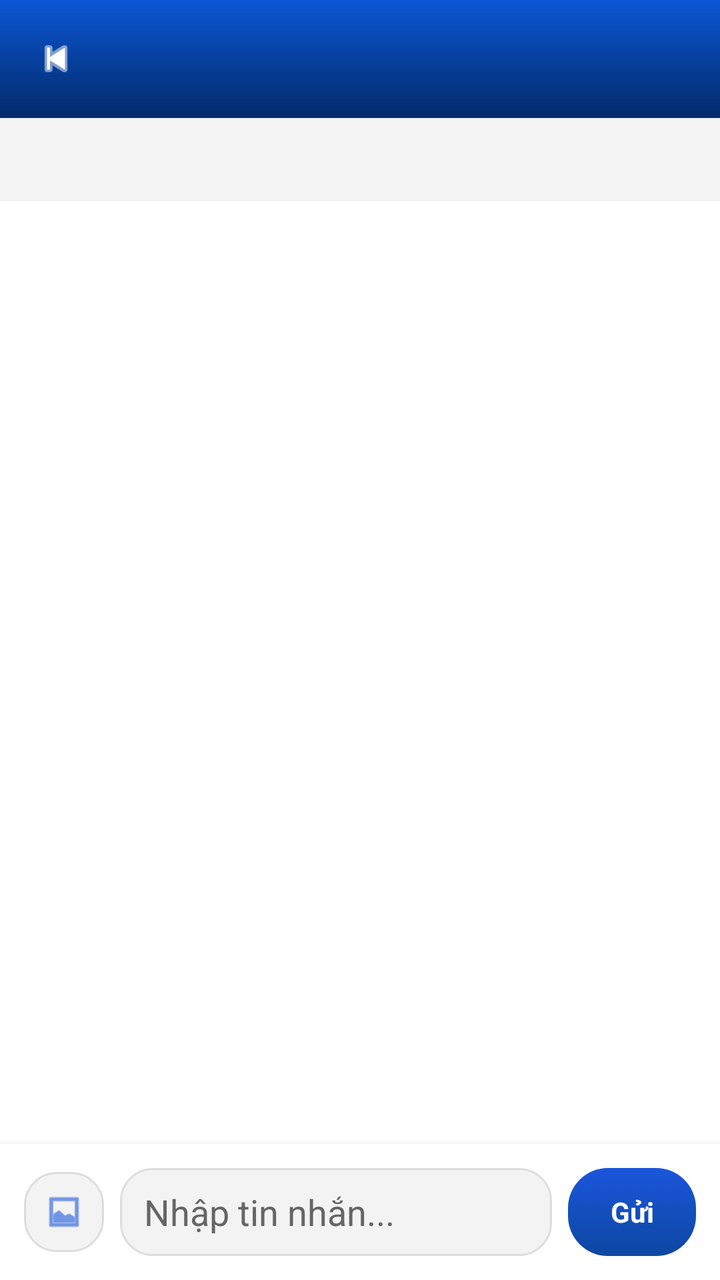
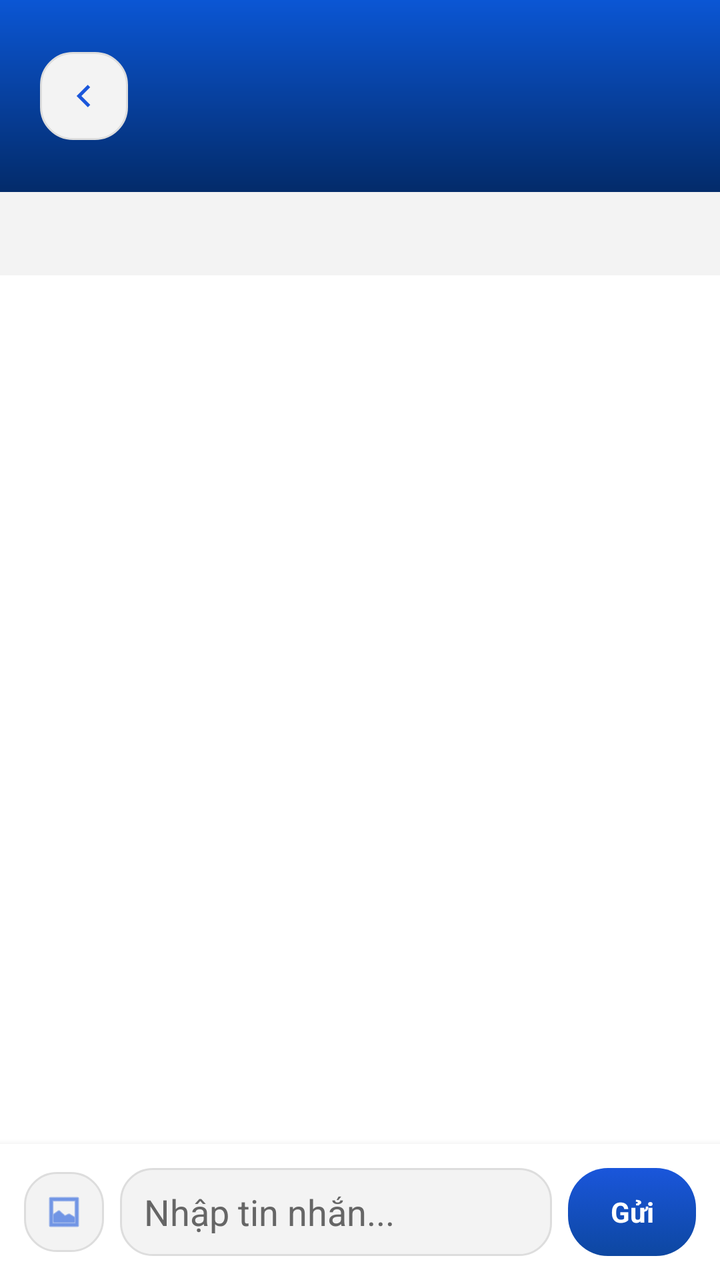

Screens rendered from an Android XML layout before and after an edit, with the pre-edit source and the edit as a unified diff.
<!-- AndroidManifest.xml: application theme Theme.Movify -->
<!-- res/layout/activity_chat.xml -->
<?xml version="1.0" encoding="utf-8"?>
<LinearLayout xmlns:android="http://schemas.android.com/apk/res/android"
    android:layout_width="match_parent"
    android:layout_height="match_parent"
    android:background="@color/white"
    android:orientation="vertical">

    <LinearLayout
        android:layout_width="match_parent"
        android:layout_height="wrap_content"
        android:background="@drawable/bg_primary"
        android:gravity="center_vertical"
        android:orientation="horizontal"
        android:padding="16dp">

        <ImageView
            android:id="@+id/btnBackChat"
            android:layout_width="24dp"
            android:layout_height="24dp"
            android:src="@android:drawable/ic_media_previous"
            android:tint="@color/white" />

        <TextView
            android:id="@+id/tvChatTitle"
            android:layout_width="0dp"
            android:layout_height="wrap_content"
            android:layout_marginStart="12dp"
            android:layout_weight="1"
            android:textColor="@color/white"
            android:textSize="20sp"
            android:textStyle="bold" />
    </LinearLayout>

    <TextView
        android:id="@+id/tvChatStatus"
        android:layout_width="match_parent"
        android:layout_height="wrap_content"
        android:background="@color/input_bg"
        android:padding="12dp"
        android:textColor="@color/text_hint"
        android:textSize="13sp" />

    <ListView
        android:id="@+id/lvChatMessages"
        android:layout_width="match_parent"
        android:layout_height="0dp"
        android:layout_weight="1"
        android:divider="@android:color/transparent"
        android:dividerHeight="8dp"
        android:padding="12dp"
        android:stackFromBottom="false"
        android:transcriptMode="alwaysScroll" />

    <LinearLayout
        android:id="@+id/chatComposerContainer"
        android:layout_width="match_parent"
        android:layout_height="wrap_content"
        android:background="@color/white"
        android:elevation="6dp"
        android:gravity="center_vertical"
        android:orientation="horizontal"
        android:padding="12dp">

        <ImageView
            android:id="@+id/btnPickChatImage"
            android:layout_width="40dp"
            android:layout_height="40dp"
            android:background="@drawable/bg_input"
            android:padding="10dp"
            android:src="@android:drawable/ic_menu_gallery"
            android:tint="@color/primary" />

        <EditText
            android:id="@+id/edtChatMessage"
            android:layout_width="0dp"
            android:layout_height="44dp"
            android:layout_marginStart="8dp"
            android:layout_weight="1"
            android:background="@drawable/bg_input"
            android:hint="@string/message_input_hint"
            android:paddingStart="12dp"
            android:paddingEnd="12dp"
            android:textColor="@color/text_secondary"
            android:textColorHint="@color/text_hint" />

        <TextView
            android:id="@+id/btnSendChat"
            android:layout_width="wrap_content"
            android:layout_height="44dp"
            android:layout_marginStart="8dp"
            android:background="@drawable/bg_button"
            android:gravity="center"
            android:minWidth="64dp"
            android:paddingStart="12dp"
            android:paddingEnd="12dp"
            android:text="@string/message_send"
            android:textColor="@color/white"
            android:textStyle="bold" />
    </LinearLayout>

</LinearLayout>
<!-- resources referenced by this layout -->
<resources>
  <color name="input_bg">#F3F3F3</color>
  <color name="primary">#1A56DB</color>
  <color name="text_hint">#666666</color>
  <color name="text_secondary">#1A1A1A</color>
  <color name="white">#FFFFFF</color>
  <!-- drawable bg_button (drawable) -->
  <?xml version="1.0" encoding="utf-8"?>
  <selector xmlns:android="http://schemas.android.com/apk/res/android">
  
      
      <item android:state_pressed="true">
          <shape>
              <gradient
                  android:angle="270"
                  android:startColor="@color/primary_dark"
                  android:endColor="@color/primary_dark"/>
              <corners android:radius="@dimen/radius_button"/>
          </shape>
      </item>
  
      
      <item>
          <shape>
              <gradient
                  android:angle="270"
                  android:startColor="@color/primary"
                  android:endColor="@color/primary_dark"/>
              <corners android:radius="@dimen/radius_button"/>
          </shape>
      </item>
  
  </selector>
  <!-- drawable bg_input (drawable) -->
  <shape xmlns:android="http://schemas.android.com/apk/res/android">
  
      <solid android:color="@color/input_bg"/>
  
      <corners android:radius="@dimen/radius_input"/>
  
      <stroke
          android:width="1dp"
          android:color="@color/input_stroke"/>
  
  </shape>
  <!-- drawable bg_primary (drawable) -->
  <shape xmlns:android="http://schemas.android.com/apk/res/android">
  
      <gradient
          android:angle="270"
          android:startColor="@color/primary_start"
          android:endColor="@color/primary_end"/>
  
  </shape>
  <string name="message_input_hint">Nhập tin nhắn...</string>
  <string name="message_send">Gửi</string>
  <style name="Theme.Movify" parent="Base.Theme.Movify" />
  <color name="primary_dark">#0D47A1</color>
  <dimen name="radius_button">20dp</dimen>
  <dimen name="radius_input">16dp</dimen>
  <color name="input_stroke">#DDDDDD</color>
  <color name="primary_start">#0B56D4</color>
  <color name="primary_end">#032B6A</color>
  <style name="Base.Theme.Movify" parent="Theme.Material3.DayNight.NoActionBar">
          
          <item name="colorPrimary">@color/primary</item>
          <item name="colorPrimaryVariant">@color/primary_dark</item>
          <item name="colorOnPrimary">@color/white</item>
          
          
          <item name="android:statusBarColor">@color/primary_dark</item>
          
          
          <item name="android:windowBackground">@color/bg_light</item>
      </style>
  <color name="bg_light">#FFFFFF</color>
</resources>

<!-- the commit's change to res/layout/activity_chat.xml (unified diff, before → after) -->
@@ -1,35 +1,46 @@
 <?xml version="1.0" encoding="utf-8"?>
 <LinearLayout xmlns:android="http://schemas.android.com/apk/res/android"
+    xmlns:app="http://schemas.android.com/apk/res-auto"
     android:layout_width="match_parent"
     android:layout_height="match_parent"
     android:background="@color/white"
     android:orientation="vertical">
 
-    <LinearLayout
+    <RelativeLayout
         android:layout_width="match_parent"
-        android:layout_height="wrap_content"
+        android:layout_height="96dp"
         android:background="@drawable/bg_primary"
-        android:gravity="center_vertical"
-        android:orientation="horizontal"
-        android:padding="16dp">
+        android:paddingStart="20dp"
+        android:paddingTop="20dp"
+        android:paddingEnd="20dp"
+        android:paddingBottom="20dp">
 
         <ImageView
             android:id="@+id/btnBackChat"
-            android:layout_width="24dp"
-            android:layout_height="24dp"
-            android:src="@android:drawable/ic_media_previous"
-            android:tint="@color/white" />
+            android:layout_width="44dp"
+            android:layout_height="44dp"
+            android:layout_alignParentStart="true"
+            android:layout_centerVertical="true"
+            android:background="@drawable/bg_input"
+            android:padding="12dp"
+            android:rotation="180"
+            android:src="@drawable/ic_arrow"
+            app:tint="@color/primary" />
 
         <TextView
             android:id="@+id/tvChatTitle"
-            android:layout_width="0dp"
+            android:layout_width="match_parent"
             android:layout_height="wrap_content"
-            android:layout_marginStart="12dp"
-            android:layout_weight="1"
+            android:layout_centerVertical="true"
+            android:layout_marginStart="72dp"
+            android:layout_marginEnd="72dp"
+            android:ellipsize="end"
+            android:gravity="center"
+            android:maxLines="1"
             android:textColor="@color/white"
-            android:textSize="20sp"
+            android:textSize="22sp"
             android:textStyle="bold" />
-    </LinearLayout>
+    </RelativeLayout>
 
     <TextView
         android:id="@+id/tvChatStatus"
<!-- resource entries referenced after the edit -->
@@ -53,6 +53,18 @@
           android:endColor="@color/primary_end"/>
   
   </shape>
+  <!-- drawable ic_arrow (drawable) -->
+  <vector xmlns:android="http://schemas.android.com/apk/res/android"
+      android:width="24dp"
+      android:height="24dp"
+      android:viewportWidth="24"
+      android:viewportHeight="24">
+    <path
+        android:pathData="M9,18L15,12L9,6"
+        android:strokeWidth="2"
+        android:fillColor="#00000000"
+        android:strokeColor="#0047AB"/>
+  </vector>
   <string name="message_input_hint">Nhập tin nhắn...</string>
   <string name="message_send">Gửi</string>
   <style name="Theme.Movify" parent="Base.Theme.Movify" />
